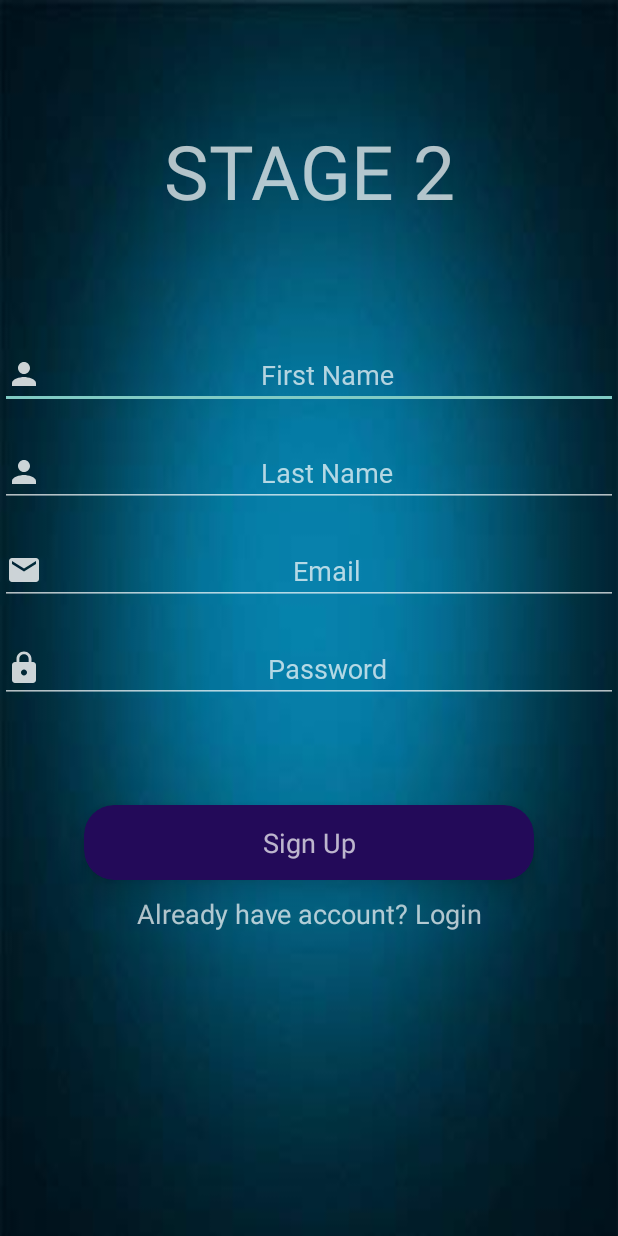
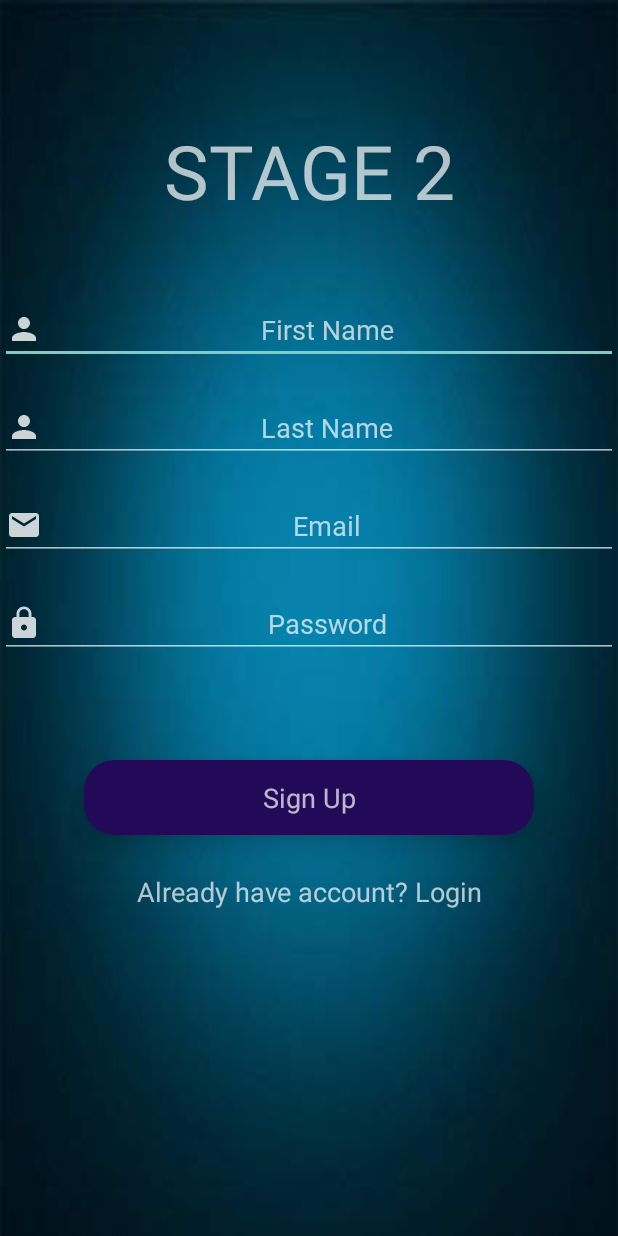
Before and after one commit to the-recondite/Login-App, an Android app: the SignUpActivity screen opened directly, with no data from a screen before it, on a phone screen of 412 x 824 dp. Run offline under Robolectric (Android 15) with nearby library versions, the phone set to English and light mode, and no system bars; our stand-ins replace Firebase (no records; nobody signed in at launch, a user with empty details on screens opened directly); Roboto replaces fonts that are not available here.

Commit message:
Fixed some bugs

```diff
--- a/app/src/main/java/com/example/loginapp/SignUpActivity.java
+++ b/app/src/main/java/com/example/loginapp/SignUpActivity.java
@@ -110,7 +110,7 @@ public class SignUpActivity extends AppCompatActivity implements View.OnClickLis
 
     private void writeNewUser(String userId, String firstName, String lastName, String email) {
         User user = new User(firstName, lastName, email);
-        mDatabase.push().child(userId).setValue(user);
+        mDatabase.child(userId).child("More").setValue(user);
     }
     //method to validate form
     private boolean validateForm() {
--- a/app/src/main/res/layout/activity_sign_up.xml
+++ b/app/src/main/res/layout/activity_sign_up.xml
@@ -19,11 +19,12 @@
         android:text="@string/stage2"
         android:textAlignment="center"
         android:textSize="50sp" />
+
     <EditText
         android:id="@+id/firstNameText"
         android:layout_width="match_parent"
         android:layout_height="wrap_content"
-        android:layout_marginTop="@dimen/top_margin"
+        android:layout_marginTop="50dp"
         android:drawableStart="@drawable/person"
         android:ems="10"
         android:fontFamily="@font/roboto"
@@ -107,7 +108,7 @@
         android:id="@+id/loginCaptionTextView"
         android:layout_width="match_parent"
         android:layout_height="wrap_content"
-        android:layout_marginTop="10dp"
+        android:layout_marginTop="25dp"
         android:clickable="true"
         android:focusable="true"
         android:text="@string/loginCaption"
```
Also changed, not shown: app/src/main/java/com/example/loginapp/DashboardActivity.java (+4 -5 lines).
